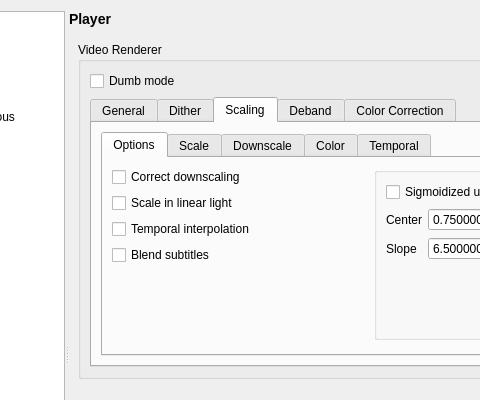
First picture: the form in settingswindow.ui, repository mpc-qt/mpc-qt, before the edit; both pictures show x 96 to 576 and y 0 to 400 of the 779 by 735 pixel window.
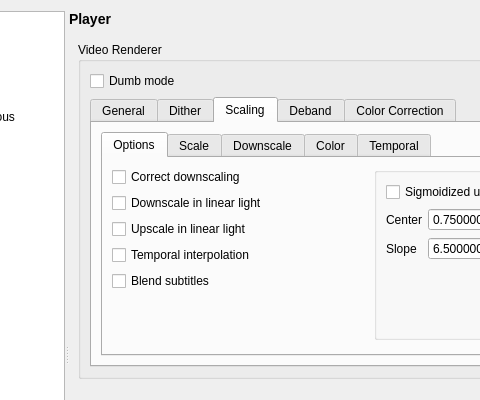
Second picture: the form after the edit. The open tabs and pages were chosen to show the change.

Commit message:
settingswindow: split up linear-scaling pre mpv changes
...into linear-downscaling and linear-upscaling.

Diff of the .ui file:
```diff
--- a/settingswindow.ui
+++ b/settingswindow.ui
@@ -1696,7 +1696,14 @@
                         <item>
                          <widget class="QCheckBox" name="scalingInLinearLight">
                           <property name="text">
-                           <string>Scale in linear light</string>
+                           <string>Downscale in linear light</string>
+                          </property>
+                         </widget>
+                        </item>
+                        <item>
+                         <widget class="QCheckBox" name="scalingUpInLinearLight">
+                          <property name="text">
+                           <string>Upscale in linear light</string>
                           </property>
                          </widget>
                         </item>
```
Left out of the diff: 6 changed lines with no effect on the pictures. The commit also changes 7 other files.
